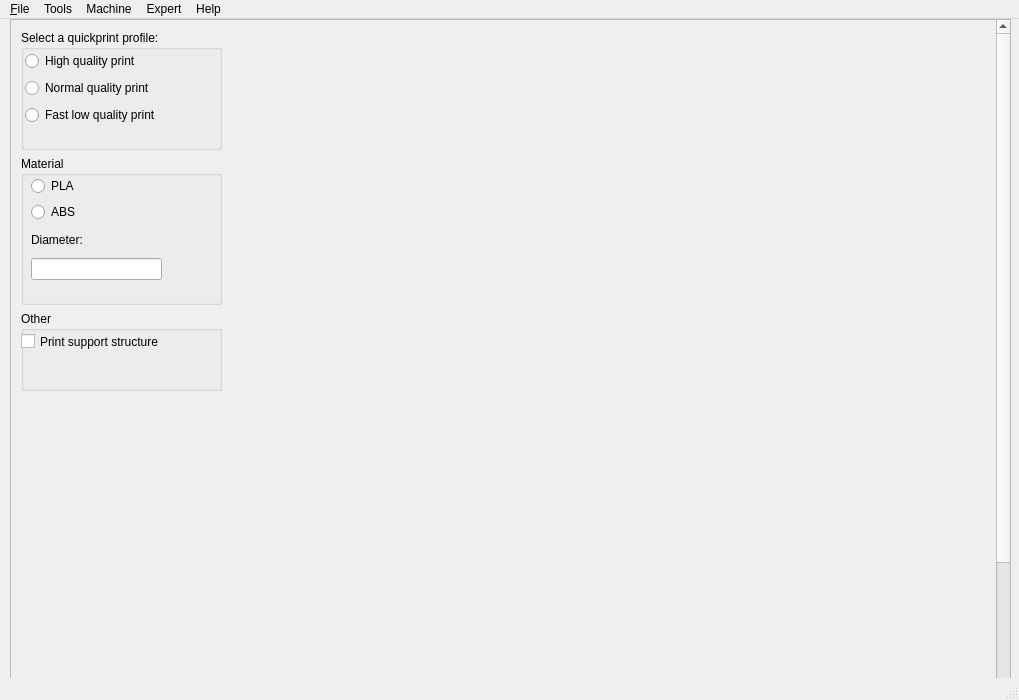
Above: omni3dapp/gui/mainwindow_ui.ui from sop3k/mak3r before the change. Below: the same form after it.
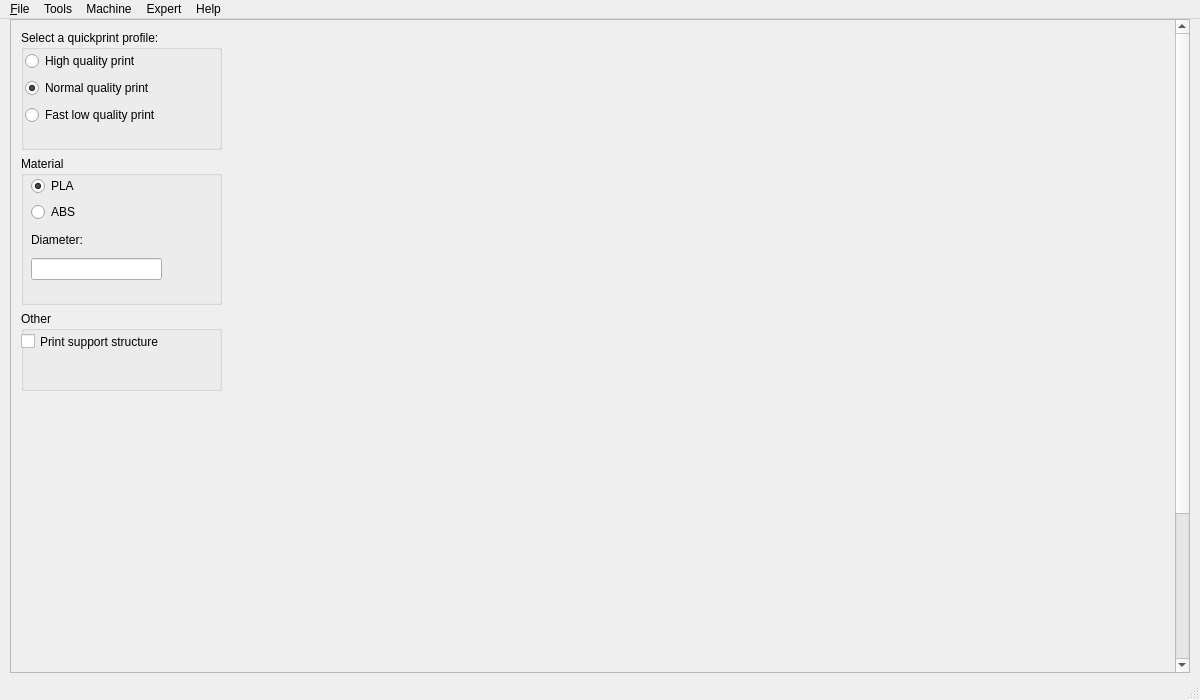
That is the form after the change. The open tabs and pages were chosen to show the change.

The edit to the form file:
```diff
--- a/omni3dapp/gui/mainwindow_ui.ui
+++ b/omni3dapp/gui/mainwindow_ui.ui
@@ -6,7 +6,7 @@
    <rect>
     <x>0</x>
     <y>0</y>
-    <width>1019</width>
+    <width>1200</width>
     <height>700</height>
    </rect>
   </property>
@@ -19,8 +19,8 @@
      <rect>
       <x>10</x>
       <y>0</y>
-      <width>1001</width>
-      <height>700</height>
+      <width>1180</width>
+      <height>654</height>
      </rect>
     </property>
     <property name="widgetResizable">
@@ -30,8 +30,8 @@
      <property name="geometry">
       <rect>
        <x>0</x>
-       <y>0</y>
-       <width>999</width>
+       <y>-2</y>
+       <width>1100</width>
        <height>849</height>
       </rect>
      </property>
@@ -46,14 +46,23 @@
       </property>
       <layout class="QHBoxLayout" name="horizontalLayout_3">
        <item>
-        <widget class="QWidget" name="widget" native="true">
+        <widget class="QWidget" name="left_widget" native="true">
+         <property name="enabled">
+          <bool>true</bool>
+         </property>
+         <property name="sizePolicy">
+          <sizepolicy hsizetype="Preferred" vsizetype="Preferred">
+           <horstretch>0</horstretch>
+           <verstretch>0</verstretch>
+          </sizepolicy>
+         </property>
          <widget class="QStackedWidget" name="slice_modes">
           <property name="geometry">
            <rect>
             <x>0</x>
             <y>0</y>
-            <width>491</width>
-            <height>941</height>
+            <width>600</width>
+            <height>849</height>
            </rect>
           </property>
           <property name="currentIndex">
@@ -1161,6 +1170,9 @@
                    <property name="text">
                     <string>Normal quality print</string>
                    </property>
+                   <property name="checked">
+                    <bool>true</bool>
+                   </property>
                   </widget>
                  </item>
                  <item>
@@ -1200,6 +1212,9 @@
                    <property name="text">
                     <string>PLA</string>
                    </property>
+                   <property name="checked">
+                    <bool>true</bool>
+                   </property>
                   </widget>
                  </item>
                  <item>
@@ -1260,7 +1275,14 @@
         </widget>
        </item>
        <item>
-        <widget class="QWidget" name="widget_2" native="true"/>
+        <widget class="QWidget" name="right_widget" native="true">
+         <property name="sizePolicy">
+          <sizepolicy hsizetype="Maximum" vsizetype="Preferred">
+           <horstretch>0</horstretch>
+           <verstretch>0</verstretch>
+          </sizepolicy>
+         </property>
+        </widget>
        </item>
       </layout>
      </widget>
@@ -1272,7 +1294,7 @@
     <rect>
      <x>0</x>
      <y>0</y>
-     <width>1019</width>
+     <width>1200</width>
      <height>24</height>
     </rect>
    </property>
```
Left out of the diff: 34 changed lines with no effect on the pictures.
